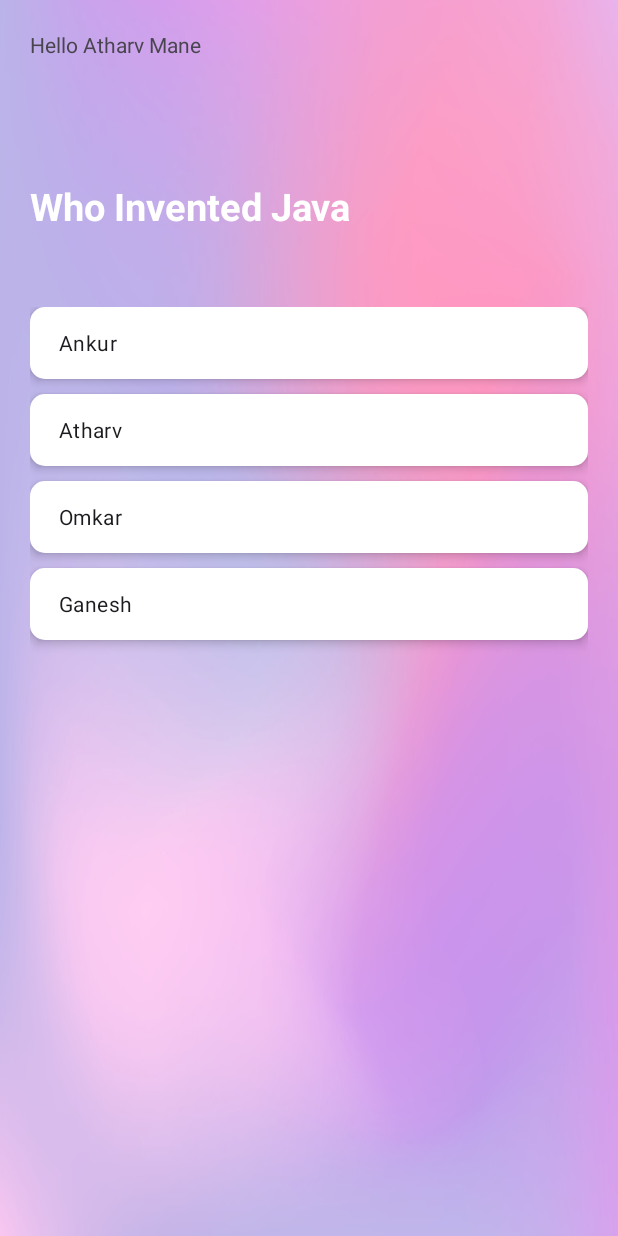
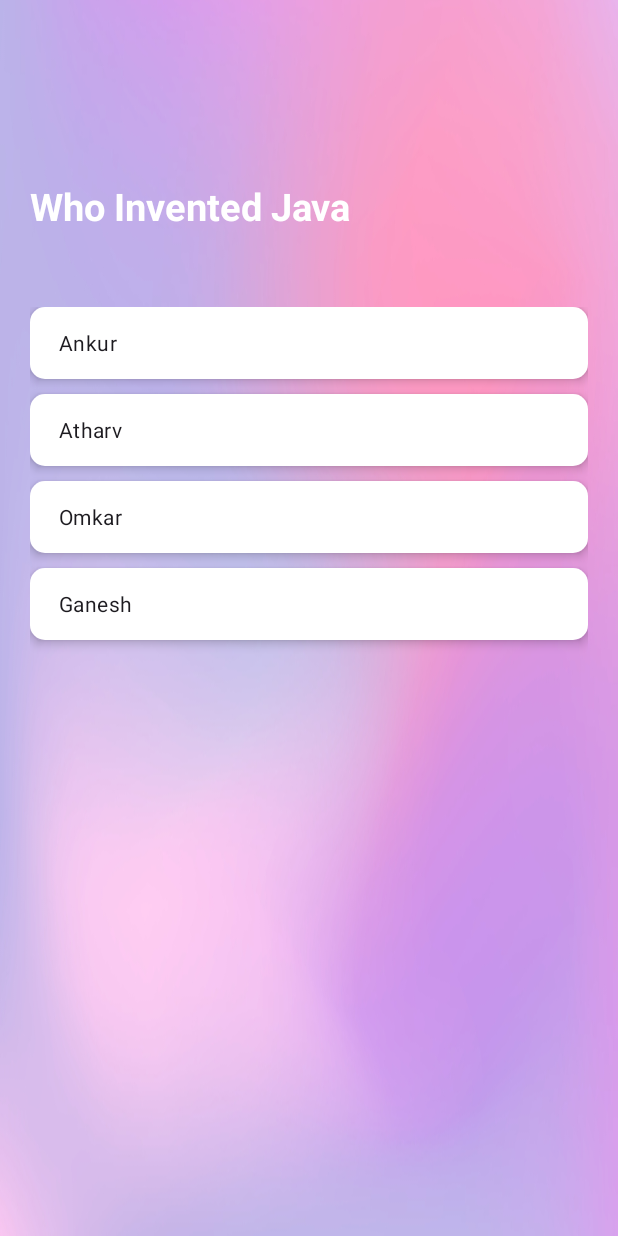
Before and after one commit to Coding-Champp/CodingChamp, an Android app: the screen it shows after launch (MainActivity), on a phone screen of 412 x 824 dp. Run offline under Robolectric (Android 15) with nearby library versions, the phone set to English and light mode, and no system bars.

Commit message:
1st Commit

```diff
--- a/app/src/main/res/layout/activity_main.xml
+++ b/app/src/main/res/layout/activity_main.xml
@@ -8,12 +8,6 @@
     android:padding="20dp"
     tools:context=".MainActivity">
 
-
-<TextView
-    android:layout_width="wrap_content"
-    android:layout_height="wrap_content"
-    android:text="Hello Atharv Mane"
-    />
 
 
 
```
